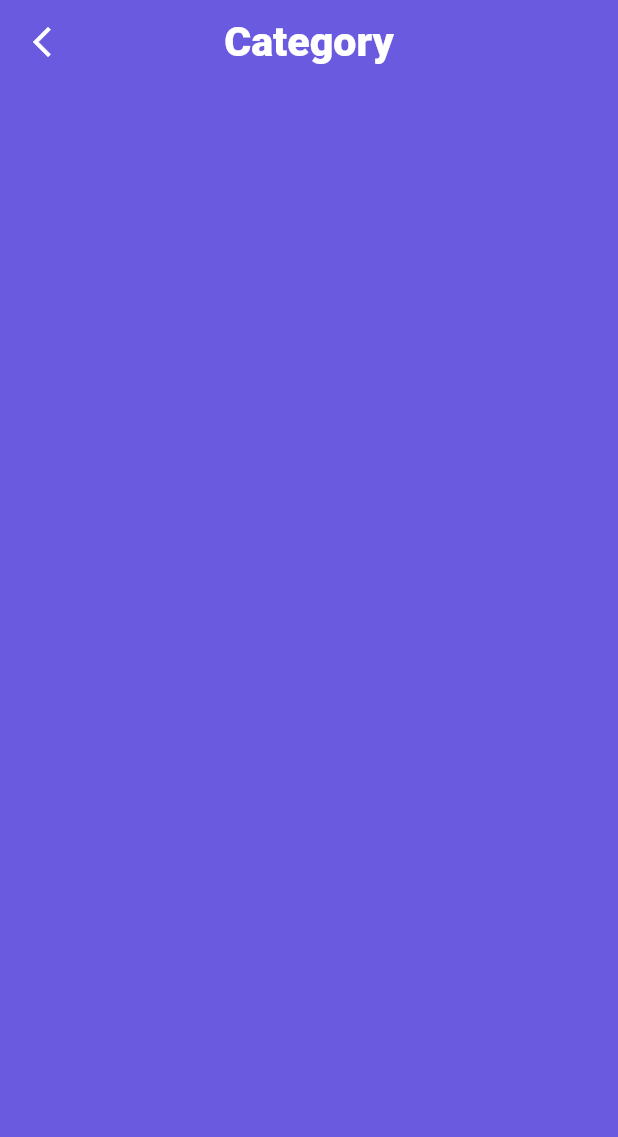
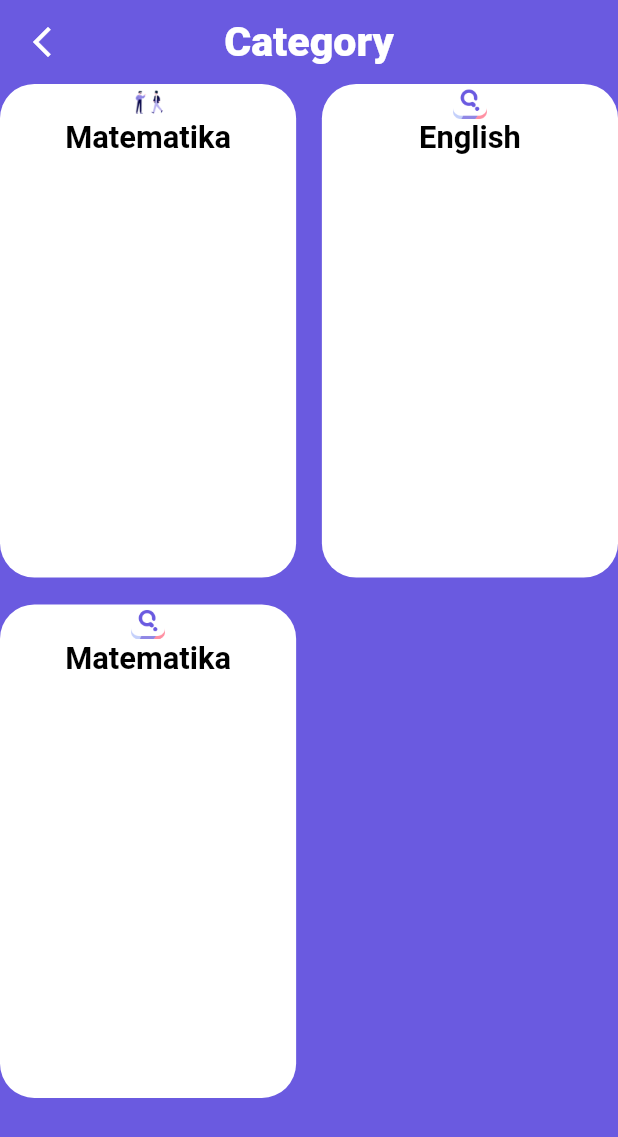
Before and after one commit to alimegit/quiz_im, a Flutter app: the screen it shows after launch, on a phone screen of 412 x 824 dp. Shown: the top 1137 px of the screen. Run offline on Flutter 3.47's test engine with Material 3 defaults, Android fonts, the phone set to English and light mode, and no system bars; drawn by our look-alikes of zoom_tap_animation; our stand-ins replace flutter_screenutil, lottie.

```diff
--- a/assets/data/test_data.json
+++ b/assets/data/test_data.json
@@ -44,7 +44,9 @@
           "variant_3": "9",
           "variant_4": "10"
         }
-      ]
+      ],
+      "image": "assets/images/splash.png"
+
 
     }
   ]
--- a/lib/data/data_repository.dart
+++ b/lib/data/data_repository.dart
@@ -5,18 +5,18 @@ import '../utils/images/app_images.dart';
 
 class DataRepository {
   DataRepository._();
+
   static final DataRepository instance = DataRepository._();
 
-  factory DataRepository()=>instance;
+  factory DataRepository() => instance;
 
-List<SubjectModel> allSubjects = [];
+  List<dynamic> allSubjects = [];
+
   Future<void> loadSubjects() async {
-
-
     var data = await rootBundle.loadString(AppImages.testData);
 
     var decodedData = jsonDecode(data);
-     allSubjects = (decodedData["data"] as List?)
+    allSubjects = (decodedData["data"] as List?)
             ?.map((e) => SubjectModel.fromJson(e))
             .toList() ??
         [];
--- a/lib/models/quiz_model.dart
+++ b/lib/models/quiz_model.dart
@@ -15,14 +15,13 @@ class QuizModel {
     required this.variant4,
     required this.trueAnswer,
   });
-
   factory QuizModel.fromJson(Map<String, dynamic> json) {
     return QuizModel(
         questionText: json["question_text"] as String? ?? "",
-        variant1: json["true_answer"] as String? ?? "",
-        variant2: json["variant_1"] as String? ?? "",
-        variant3: json["variant_2"] as String? ?? "",
-        variant4: json["variant_3"] as String? ?? "",
-        trueAnswer: json["variant_4"] as String? ?? "");
+        variant1: json["variant_1"] as String? ?? "",
+        variant2: json["variant_2"] as String? ?? "",
+        variant3: json["variant_3"] as String? ?? "",
+        variant4: json["variant_4"] as String? ?? "",
+        trueAnswer: json["true_answer"] as String? ?? "",);
   }
 }
--- a/lib/models/subject_model.dart
+++ b/lib/models/subject_model.dart
@@ -1,27 +1,29 @@
 import '../utils/utility_functions.dart';
 import 'level_model.dart';
 import 'quiz_model.dart';
+
 class SubjectModel {
   final String subjectName;
   final List<QuizModel> questions;
   final LevelModel level;
   final String image;
+
   SubjectModel({
     required this.level,
     required this.questions,
     required this.subjectName,
     required this.image,
   });
-  factory SubjectModel.fromJson(Map<String, dynamic> json){
+
+  factory SubjectModel.fromJson(Map<String, dynamic> json) {
     return SubjectModel(
-      // color:(json["color"] as String? ?? "FFFFFF".toColor()),
       level: getLevelFromString(json["level"] as String? ?? "medium"),
       subjectName: json["subject_name"] as String? ?? "",
-      questions:(json["questions"] as List?)
-          ?.map((e) => QuizModel.fromJson(e))
-          .toList() ??
+      questions: (json["questions"] as List?)
+              ?.map((e) => QuizModel.fromJson(e))
+              .toList() ??
           [],
-      image: json["image"] as String,
+      image: json["image"] as String? ?? "",
     );
   }
 }
--- a/lib/screens/categoryScreen/category_screen.dart
+++ b/lib/screens/categoryScreen/category_screen.dart
@@ -19,25 +19,38 @@ class _CategoryScreenState extends State<CategoryScreen> {
       backgroundColor: AppColors.c_6A5AE0,
       appBar: AppBar(
         centerTitle: true,
-          backgroundColor:AppColors.c_6A5AE0,
+        backgroundColor: AppColors.c_6A5AE0,
         elevation: 0,
-          leading: IconButton(onPressed: (){}, icon: Icon(Icons.arrow_back_ios_new_outlined)),
-          title: Text("Category",style: TextStyle(color: AppColors.white,fontSize: 24.sp,fontWeight: FontWeight.w900),),
+        leading: IconButton(
+            onPressed: () {}, icon: Icon(Icons.arrow_back_ios_new_outlined)),
+        title: Text(
+          "Category",
+          style: TextStyle(
+              color: AppColors.white,
+              fontSize: 24.sp,
+              fontWeight: FontWeight.w900),
         ),
-        body: Column(
+      ),
+      body: GridView.count(
+        crossAxisCount: 2,
+        mainAxisSpacing: 15.h,
+        crossAxisSpacing: 15.w,
+        childAspectRatio: 0.6,
         children: [
-            ...List.generate(DataRepository().allSubjects.length, (index) {
+          ...List.generate(
+            DataRepository().allSubjects.length,
+            (index) {
               SubjectModel subject = DataRepository().allSubjects[index];
               return SubjectItem(
                 color: AppColors.white,
                 time: "12:00",
                 onTap: () {},
                 subjectModel: subject,
-              );},
-
+              );
+            },
           )
         ],
-        )
+      ),
     );
   }
 }
--- a/lib/screens/splash_screen.dart
+++ b/lib/screens/splash_screen.dart
@@ -22,7 +22,9 @@ class _SplashScreenState extends State<SplashScreen> {
 
   _init() async {
     DataRepository.instance.loadSubjects();
-    Future.delayed(const Duration(seconds: 3), () {
+    Future.delayed(
+      const Duration(seconds: 3),
+      () {
         Navigator.pushReplacement(
           context,
           MaterialPageRoute(
@@ -31,8 +33,6 @@ class _SplashScreenState extends State<SplashScreen> {
         );
       },
     );
-    var d = await DataRepository.instance;
-    print("Subjects Length ${d}");
   }
 
   @override
```
Also changed, not shown: lib/screens/categoryScreen/subject_item.dart (+25 -21 lines). Lines whose indentation alone changed are shown as unchanged.
